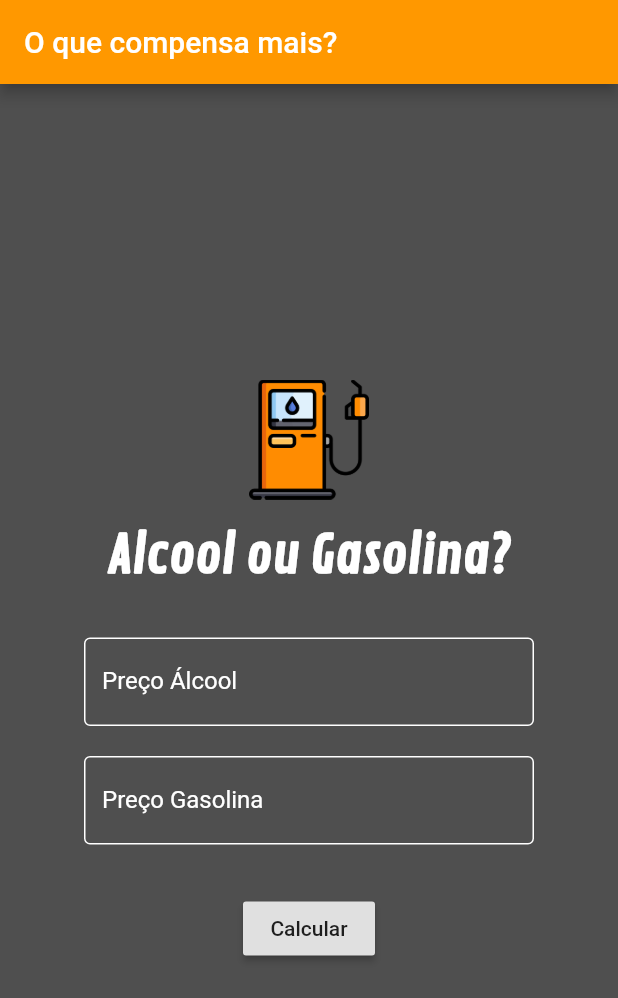
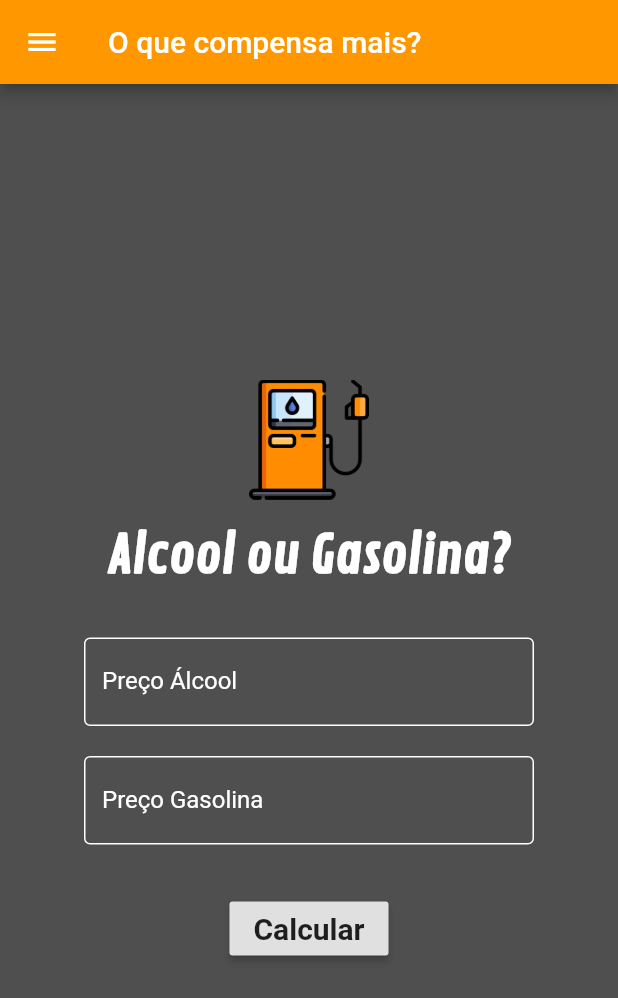
Before and after one commit to Luis-Honorato/alcool_gasolina, a Flutter app: the screen it shows after launch, on a phone screen of 412 x 824 dp. Shown: the top 998 px of the screen. Run offline on Flutter 3.47's test engine with Material 2 defaults, Android fonts, the phone set to English and light mode, and no system bars; missing offline and left inert: dart:ffi.

Commit message:
coloquei o icone na app bar

```diff
--- a/lib/calc.dart
+++ b/lib/calc.dart
@@ -22,8 +22,15 @@ class _CalcState extends State<Calc> {
           style: TextStyle(
             color: Colors.white
           ),
+        textAlign: TextAlign.center,
         ),
         backgroundColor: Colors.orange,
+        elevation: 4.0,
+
+        leading: IconButton(
+            onPressed: () {},
+            icon: Icon(Icons.menu),
+          ),
       ),
 
       body: Center(
@@ -104,7 +111,11 @@ class _CalcState extends State<Calc> {
           RaisedButton(
            onPressed: () {},
            child: Text(
-             "Calcular"
+             "Calcular",
+             style: TextStyle(
+               fontSize: 20,
+               fontWeight: FontWeight.bold
+             ),
             )
           )
         ],
```
